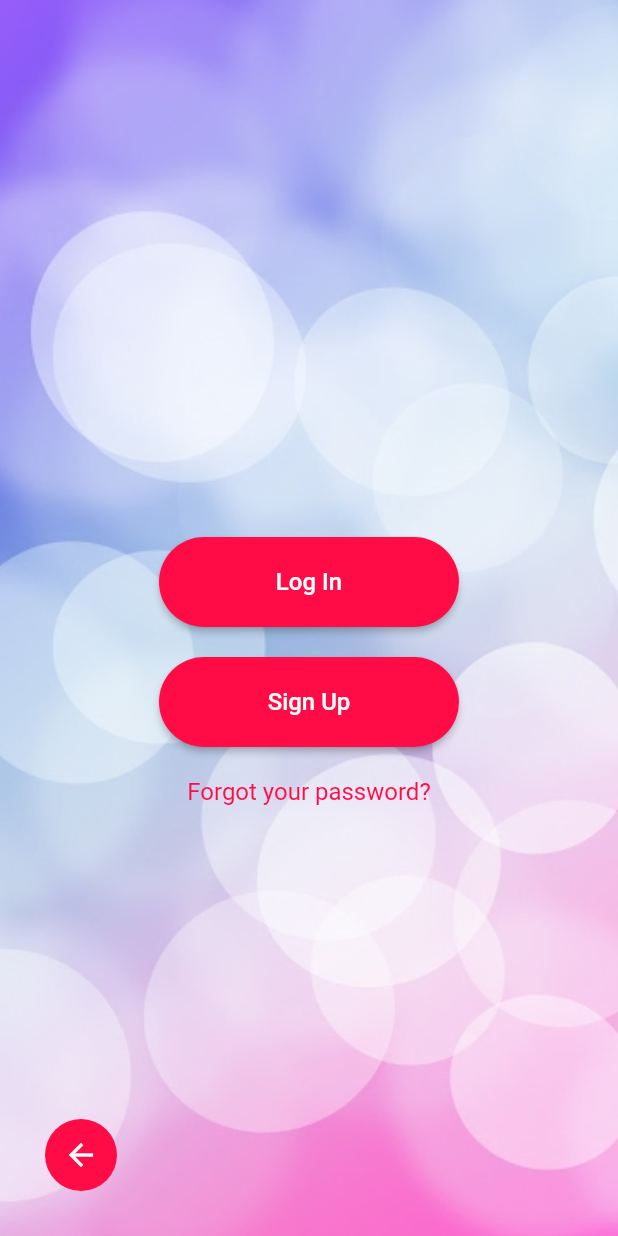
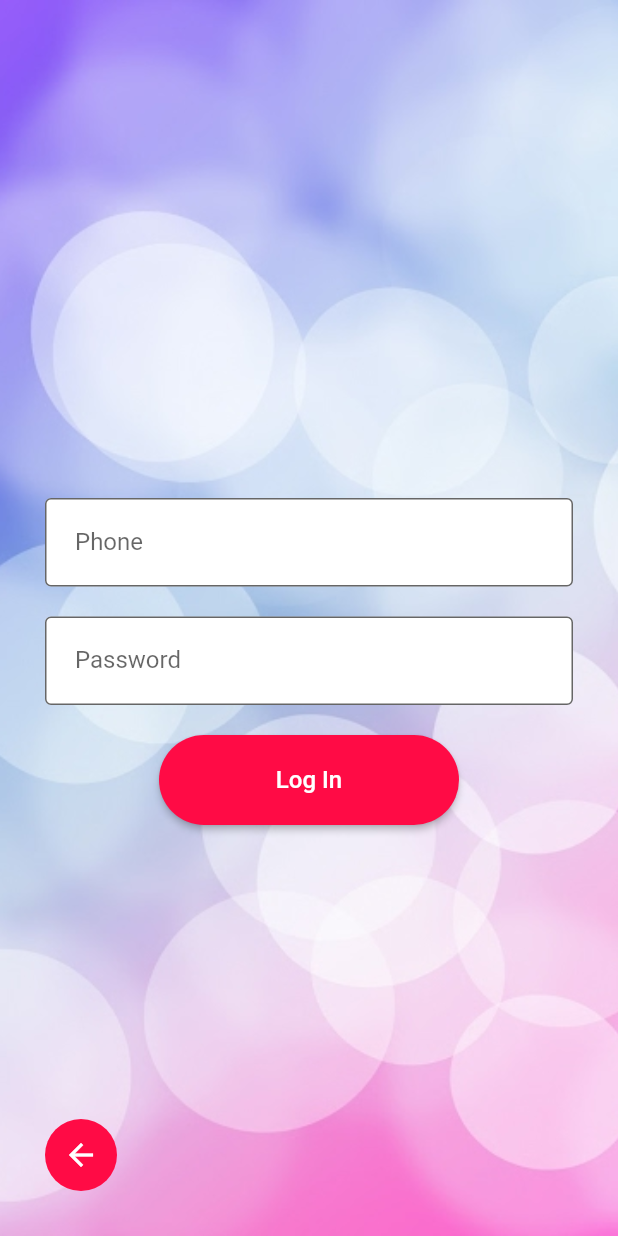
Before and after one commit to PavelParamon/postLite_mobileApp, a Flutter app: the screen it shows after launch, on a phone screen of 412 x 824 dp. Run offline on Flutter 3.47's test engine with Material 2 defaults, Android fonts, the phone set to English and light mode, and no system bars; our stand-ins replace flutter_bloc, freezed_annotation, lazy_load_scrollview.

Commit message:
added login_screen

```diff
--- a/post_lite/lib/config/config.dart
+++ b/post_lite/lib/config/config.dart
@@ -3,6 +3,7 @@ import 'package:flutter/material.dart';
 class Config {
   static const String requestUrl = "http://jsonplaceholder.typicode.com/";
   static const Color colorBtn = Color.fromRGBO(255, 11, 69, 100.0);
+  static const double spaceSize = 20;
   static ButtonStyle styleBtn = ButtonStyle(
       minimumSize: MaterialStateProperty.all<Size>(Size(200.0, 60.0)),
       backgroundColor: MaterialStateProperty.all<Color>(colorBtn),
--- a/post_lite/lib/main.dart
+++ b/post_lite/lib/main.dart
@@ -2,7 +2,8 @@ import 'package:flutter/material.dart';
 import 'package:flutter_bloc/flutter_bloc.dart';
 import 'package:post_lite/screens/feed_screen/bloc/feed_screen_bloc.dart';
 import 'package:post_lite/screens/feed_screen/feed_screen.dart';
-import 'package:post_lite/screens/main_loign/main_login_screen.dart';
+import 'package:post_lite/screens/login_screens/login_screen/login_screen.dart';
+import 'package:post_lite/screens/login_screens/main_login/main_login_screen.dart';
 
 void main() {
   runApp(MyApp());
@@ -24,7 +25,7 @@ class MyApp extends StatelessWidget {
           primarySwatch: Colors.blue,
           visualDensity: VisualDensity.adaptivePlatformDensity,
         ),
-        home: MainLogin(),//FeedScreen(),
+        home: LoginScreen(),//FeedScreen(),
       ),
     );
   }
--- /dev/null
+++ b/post_lite/lib/screens/login_screens/login_screen/login_screen.dart
@@ -0,0 +1,67 @@
+import 'package:flutter/material.dart';
+import 'package:flutter/services.dart';
+import 'package:post_lite/config/config.dart';
+import 'package:post_lite/widgets/back_btn.dart';
+import 'package:post_lite/widgets/bigger_btn.dart';
+
+class LoginScreen extends StatefulWidget {
+  @override
+  _LoginScreenState createState() => _LoginScreenState();
+}
+
+class _LoginScreenState extends State<LoginScreen> {
+  @override
+  Widget build(BuildContext context) {
+    return Container(
+      decoration: const BoxDecoration(
+          image: DecorationImage(
+              image: AssetImage("lib/resources/images/background.png"),
+              fit: BoxFit.cover)),
+      child: Scaffold(
+        backgroundColor: Colors.transparent,
+        body: Center(
+          child: Column(
+            mainAxisAlignment: MainAxisAlignment.center,
+            children: <Widget>[
+              const Spacer(flex: 2),
+              Padding(
+                  padding: EdgeInsets.fromLTRB(30, 0, 30, 0),
+                  child: TextField(
+                    inputFormatters: [
+                      LengthLimitingTextInputFormatter(11),
+                    ],
+                    keyboardType: TextInputType.number,
+                    decoration: InputDecoration(
+                      filled: true,
+                      fillColor: Colors.white,
+                      contentPadding: const EdgeInsets.symmetric(horizontal: 20.0, vertical: 20.0),
+                      border: OutlineInputBorder(),
+                      labelText: 'Phone',
+                    ),
+                  ),
+              ),
+              const SizedBox(height: Config.spaceSize),
+              Padding(
+                padding: EdgeInsets.fromLTRB(30, 0, 30, 0),
+                child: TextField(
+                  obscureText: true,
+                  decoration: InputDecoration(
+                    filled: true,
+                    fillColor: Colors.white,
+                    contentPadding: const EdgeInsets.symmetric(horizontal: 20.0, vertical: 20.0),
+                    border: OutlineInputBorder(),
+                    labelText: 'Password',
+                  ),
+                ),
+              ),
+              const SizedBox(height: Config.spaceSize),
+              BigButton(style: Config.styleBtn, text: 'Log In'),
+              const Spacer(),
+              BackBtn(),
+            ],
+          ),
+        ),
+      ),
+    );
+  }
+}
--- a/post_lite/lib/screens/main_loign/main_login_screen.dart
+++ b/post_lite/lib/screens/login_screens/main_login/main_login_screen.dart
@@ -19,9 +19,9 @@ class MainLogin extends StatelessWidget {
             children: <Widget>[
               const Spacer(flex: 2),
               BigButton(style: Config.styleBtn, text: 'Log In'),
-              const SizedBox(height: 20),
+              const SizedBox(height: Config.spaceSize),
               BigButton(style: Config.styleBtn, text: 'Sign Up'),
-              const SizedBox(height: 20),
+              const SizedBox(height: Config.spaceSize),
               InkWell(
                 child: Text("Forgot your password?",
                     style: TextStyle(fontSize: 16.0, color: Config.colorBtn)),
```
